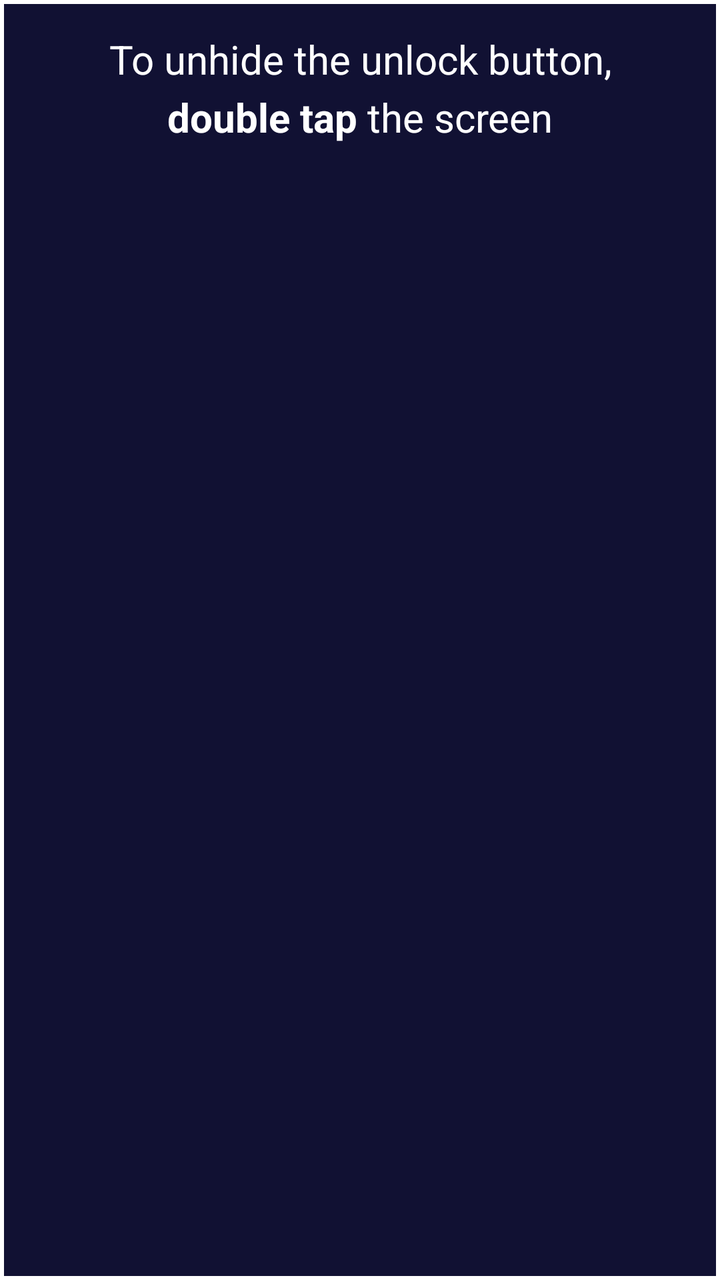
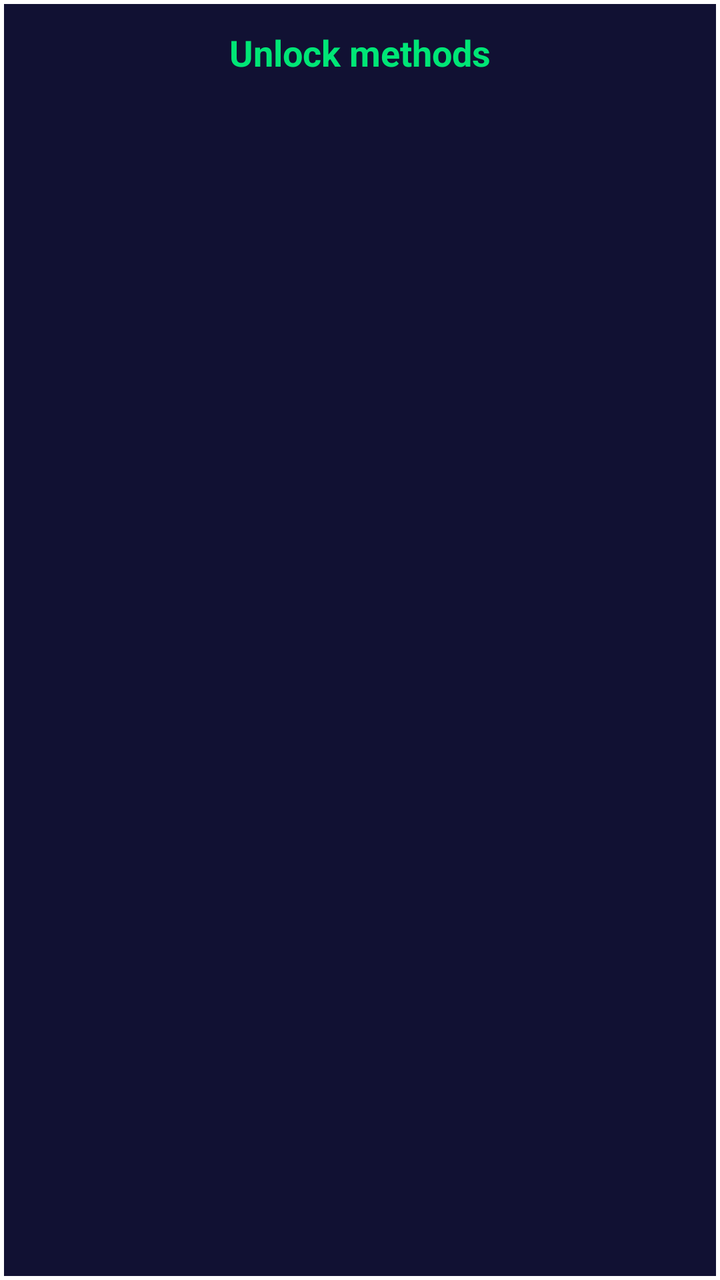

Compare the two renders of this Android layout. The source of the first and the diff that turns it into the second are given below.
<!-- AndroidManifest.xml: fallback theme Theme.MaterialComponents.DayNight.NoActionBar -->
<!-- res/layout/background_toast.xml -->
<?xml version="1.0" encoding="utf-8"?>
<TextView xmlns:android="http://schemas.android.com/apk/res/android"
    android:layout_width="wrap_content"
    android:layout_height="wrap_content"
    android:layout_gravity="center_horizontal|bottom"
    android:layout_marginLeft="64dp"
    android:layout_marginRight="64dp"
    android:layout_marginBottom="@dimen/lock_background_toast_margin_bottom"
    android:background="@drawable/lock_background_toast_background"
    android:gravity="center_horizontal"
    android:lineSpacingMultiplier="1.2"
    android:padding="16dp"
    android:text="@string/lock_background_toast"
    android:textColor="@color/lock_background_toast_text"
    android:textSize="20sp" />
<!-- resources referenced by this layout -->
<resources>
  <color name="lock_background_toast_text">#FFFFFF</color>
  <dimen name="lock_background_toast_margin_bottom">128dp</dimen>
  <!-- drawable lock_background_toast_background (drawable) -->
  <?xml version="1.0" encoding="utf-8"?>
  <shape xmlns:android="http://schemas.android.com/apk/res/android"
      android:shape="rectangle">
    <solid android:color="@color/lock_background_toast_background" />
    <stroke
        android:width="2dp"
        android:color="@color/lock_background_toast_background_stroke" />
  </shape>
  <string name="lock_background_toast">To unhide the unlock\u00A0button,\n<b>double tap</b> the screen</string>
  <color name="lock_background_toast_background">@color/window_background</color>
  <color name="lock_background_toast_background_stroke">#FFFFFF</color>
  <color name="window_background">@color/primary</color>
  <color name="primary">#111133</color>
</resources>

<!-- the commit's change to res/layout/background_toast.xml (unified diff, before → after) -->
@@ -1,15 +1,33 @@
 <?xml version="1.0" encoding="utf-8"?>
-<TextView xmlns:android="http://schemas.android.com/apk/res/android"
+<LinearLayout xmlns:android="http://schemas.android.com/apk/res/android"
     android:layout_width="wrap_content"
     android:layout_height="wrap_content"
     android:layout_gravity="center_horizontal|bottom"
-    android:layout_marginLeft="64dp"
-    android:layout_marginRight="64dp"
+    android:layout_marginLeft="48dp"
+    android:layout_marginRight="48dp"
     android:layout_marginBottom="@dimen/lock_background_toast_margin_bottom"
     android:background="@drawable/lock_background_toast_background"
-    android:gravity="center_horizontal"
-    android:lineSpacingMultiplier="1.2"
-    android:padding="16dp"
-    android:text="@string/lock_background_toast"
-    android:textColor="@color/lock_background_toast_text"
-    android:textSize="20sp" />
+    android:orientation="vertical"
+    android:padding="14dp">
+
+    <TextView
+        android:id="@+id/background_toast_title"
+        android:layout_width="match_parent"
+        android:layout_height="wrap_content"
+        android:gravity="center"
+        android:text="@string/lock_background_toast_title"
+        android:textColor="#00E676"
+        android:textSize="18sp"
+        android:textStyle="bold" />
+
+    <TextView
+        android:id="@+id/background_toast_line1"
+        android:layout_width="match_parent"
+        android:layout_height="wrap_content"
+        android:layout_marginTop="6dp"
+        android:gravity="start"
+        android:lineSpacingMultiplier="1.3"
+        android:textColor="@color/lock_background_toast_text"
+        android:textSize="17sp" />
+
+</LinearLayout>
<!-- resource entries referenced after the edit -->
@@ -11,7 +11,7 @@
         android:width="2dp"
         android:color="@color/lock_background_toast_background_stroke" />
   </shape>
-  <string name="lock_background_toast">To unhide the unlock\u00A0button,\n<b>double tap</b> the screen</string>
+  <string name="lock_background_toast_title">Unlock methods</string>
   <color name="lock_background_toast_background">@color/window_background</color>
   <color name="lock_background_toast_background_stroke">#FFFFFF</color>
   <color name="window_background">@color/primary</color>
